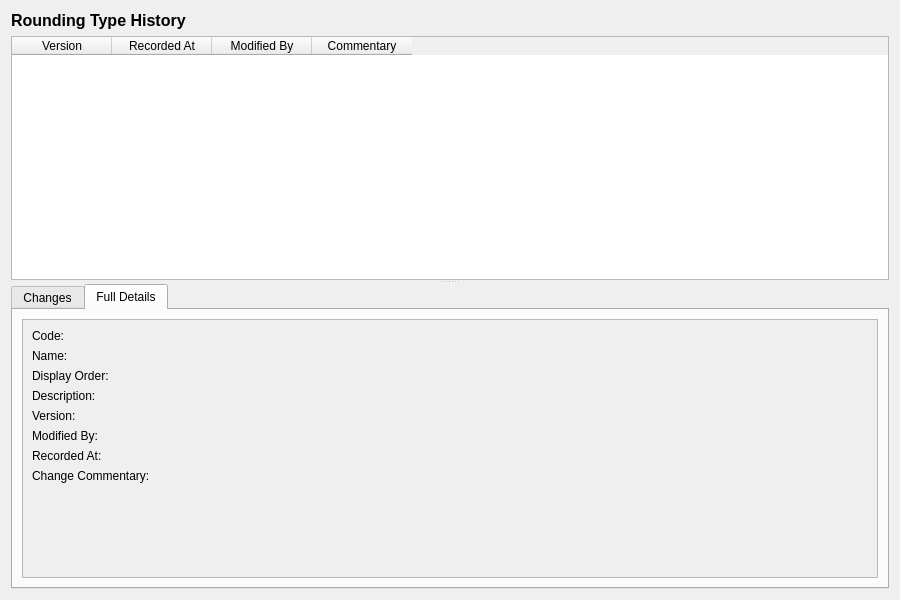
Before: the Qt Designer form projects/ores.qt/ui/RoundingTypeHistoryDialog.ui in OreStudio/OreStudio, drawn with Qt 5.
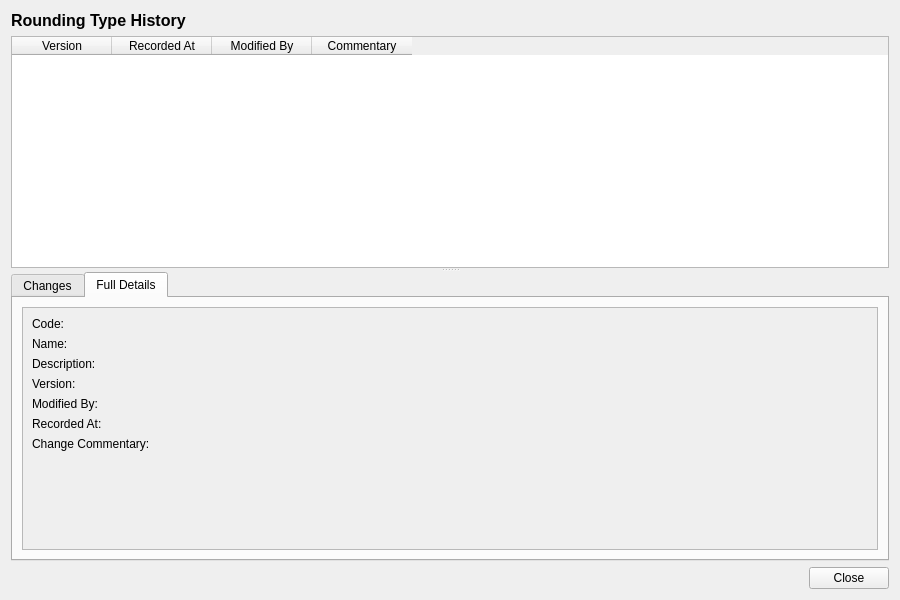
After: the same form once the commit is applied. The open tabs and pages were chosen to show the change.

Commit message: [qt] Remove toolbars from detail dialogs; add Close button throughout

What changed in the file:
```diff
--- a/projects/ores.qt/ui/RoundingTypeHistoryDialog.ui
+++ b/projects/ores.qt/ui/RoundingTypeHistoryDialog.ui
@@ -178,27 +178,13 @@
                 </widget>
                </item>
                <item row="2" column="0">
-                <widget class="QLabel" name="displayOrderLabel">
-                 <property name="text">
-                  <string>Display Order:</string>
-                 </property>
-                </widget>
-               </item>
-               <item row="2" column="1">
-                <widget class="QLabel" name="displayOrderValue">
-                 <property name="text">
-                  <string/>
-                 </property>
-                </widget>
-               </item>
-               <item row="3" column="0">
                 <widget class="QLabel" name="descriptionLabel">
                  <property name="text">
                   <string>Description:</string>
                  </property>
                 </widget>
                </item>
-               <item row="3" column="1">
+               <item row="2" column="1">
                 <widget class="QLabel" name="descriptionValue">
                  <property name="text">
                   <string/>
@@ -208,56 +194,56 @@
                  </property>
                 </widget>
                </item>
-               <item row="4" column="0">
+               <item row="3" column="0">
                 <widget class="QLabel" name="versionNumberLabel">
                  <property name="text">
                   <string>Version:</string>
                  </property>
                 </widget>
                </item>
-               <item row="4" column="1">
+               <item row="3" column="1">
                 <widget class="QLabel" name="versionNumberValue">
                  <property name="text">
                   <string/>
                  </property>
                 </widget>
                </item>
-               <item row="5" column="0">
+               <item row="4" column="0">
                 <widget class="QLabel" name="modifiedByLabel">
                  <property name="text">
                   <string>Modified By:</string>
                  </property>
                 </widget>
                </item>
-               <item row="5" column="1">
+               <item row="4" column="1">
                 <widget class="QLabel" name="modifiedByValue">
                  <property name="text">
                   <string/>
                  </property>
                 </widget>
                </item>
-               <item row="6" column="0">
+               <item row="5" column="0">
                 <widget class="QLabel" name="recordedAtLabel">
                  <property name="text">
                   <string>Recorded At:</string>
                  </property>
                 </widget>
                </item>
-               <item row="6" column="1">
+               <item row="5" column="1">
                 <widget class="QLabel" name="recordedAtValue">
                  <property name="text">
                   <string/>
                  </property>
                 </widget>
                </item>
-               <item row="7" column="0">
+               <item row="6" column="0">
                 <widget class="QLabel" name="changeCommentaryLabel">
                  <property name="text">
                   <string>Change Commentary:</string>
                  </property>
                 </widget>
                </item>
-               <item row="7" column="1">
+               <item row="6" column="1">
                 <widget class="QLabel" name="changeCommentaryValue">
                  <property name="text">
                   <string/>
@@ -279,6 +265,27 @@
      </widget>
     </widget>
    </item>
+   <item>
+    <layout class="QHBoxLayout" name="buttonLayout">
+     <item>
+      <spacer name="horizontalSpacer">
+       <property name="orientation">
+        <enum>Qt::Horizontal</enum>
+       </property>
+       <property name="sizeHint" stdset="0">
+        <size><width>40</width><height>20</height></size>
+       </property>
+      </spacer>
+     </item>
+     <item>
+      <widget class="QPushButton" name="closeButton">
+       <property name="text">
+        <string>Close</string>
+       </property>
+      </widget>
+     </item>
+    </layout>
+   </item>
   </layout>
  </widget>
  <resources/>
```
The commit also changes 201 other files.
